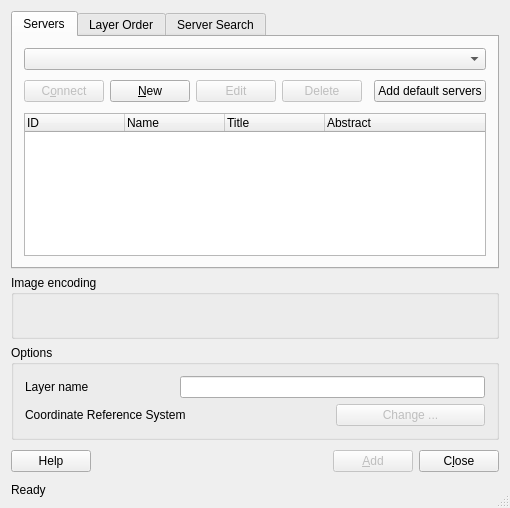
Qt form src/ui/qgswmssourceselectbase.ui (qgis/QGIS) before a commit.
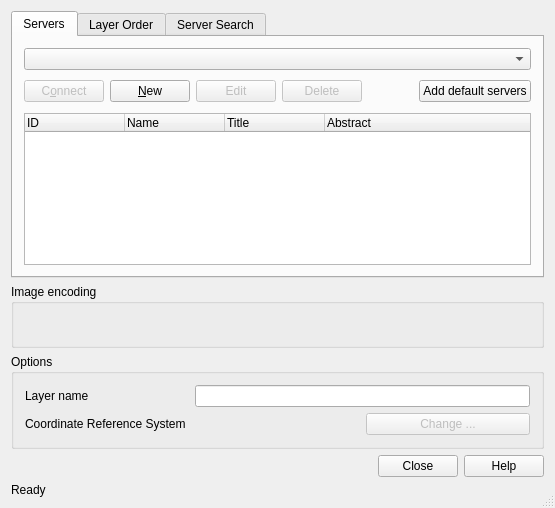
The same form after that commit. Icons and pictures are not drawn.

The edit to the form file:
```diff
--- a/src/ui/qgswmssourceselectbase.ui
+++ b/src/ui/qgswmssourceselectbase.ui
@@ -1,11 +1,11 @@
 <ui version="4.0" >
  <class>QgsWMSSourceSelectBase</class>
- <widget class="QDialog" name="QgsWMSSourceSelectBase" >
-  <property name="geometry" >
+ <widget class="QDialog" name="QgsWMSSourceSelectBase">
+  <property name="geometry">
    <rect>
     <x>0</x>
     <y>0</y>
-    <width>510</width>
+    <width>555</width>
     <height>508</height>
    </rect>
   </property>
@@ -23,10 +23,10 @@
   <property name="modal" >
    <bool>true</bool>
   </property>
-  <layout class="QGridLayout" >
-   <item row="0" column="0" colspan="4" >
-    <widget class="QTabWidget" name="tabWidget" >
-     <property name="currentIndex" >
+  <layout class="QGridLayout">
+   <item row="0" column="0" colspan="2">
+    <widget class="QTabWidget" name="tabWidget">
+     <property name="currentIndex">
       <number>0</number>
      </property>
      <widget class="QWidget" name="tab" >
@@ -249,10 +249,10 @@
      </widget>
     </widget>
    </item>
-   <item row="1" column="0" colspan="4" >
-    <widget class="QGroupBox" name="btnGrpImageEncoding" >
-     <property name="sizePolicy" >
-      <sizepolicy vsizetype="Preferred" hsizetype="Preferred" >
+   <item row="1" column="0" colspan="2">
+    <widget class="QGroupBox" name="btnGrpImageEncoding">
+     <property name="sizePolicy">
+      <sizepolicy hsizetype="Preferred" vsizetype="Preferred">
        <horstretch>0</horstretch>
        <verstretch>0</verstretch>
       </sizepolicy>
@@ -268,9 +268,9 @@
      </property>
     </widget>
    </item>
-   <item row="2" column="0" colspan="4" >
-    <widget class="QGroupBox" name="gbCRS" >
-     <property name="title" >
+   <item row="2" column="0" colspan="2">
+    <widget class="QGroupBox" name="gbCRS">
+     <property name="title">
       <string>Options</string>
      </property>
      <layout class="QGridLayout" >
@@ -304,74 +304,10 @@
      </layout>
     </widget>
    </item>
-   <item row="3" column="0" >
-    <widget class="QPushButton" name="btnHelp" >
-     <property name="enabled" >
-      <bool>true</bool>
-     </property>
-     <property name="text" >
-      <string>Help</string>
-     </property>
-     <property name="shortcut" >
-      <string>F1</string>
-     </property>
-     <property name="autoDefault" >
-      <bool>true</bool>
-     </property>
-    </widget>
-   </item>
-   <item row="3" column="1" >
-    <spacer>
-     <property name="orientation" >
-      <enum>Qt::Horizontal</enum>
-     </property>
-     <property name="sizeType" >
-      <enum>QSizePolicy::Expanding</enum>
-     </property>
-     <property name="sizeHint" >
-      <size>
-       <width>284</width>
-       <height>31</height>
-      </size>
-     </property>
-    </spacer>
-   </item>
-   <item row="3" column="2" >
-    <widget class="QPushButton" name="btnAdd" >
-     <property name="enabled" >
-      <bool>false</bool>
-     </property>
-     <property name="text" >
-      <string>&amp;Add</string>
-     </property>
-     <property name="shortcut" >
-      <string>Alt+A</string>
-     </property>
-     <property name="autoDefault" >
-      <bool>true</bool>
-     </property>
-     <property name="default" >
-      <bool>true</bool>
-     </property>
-    </widget>
-   </item>
-   <item row="3" column="3" >
-    <widget class="QPushButton" name="btnCancel" >
-     <property name="text" >
-      <string>C&amp;lose</string>
-     </property>
-     <property name="shortcut" >
-      <string>Alt+L</string>
-     </property>
-     <property name="autoDefault" >
-      <bool>true</bool>
-     </property>
-    </widget>
-   </item>
-   <item row="4" column="0" colspan="4" >
-    <widget class="QLabel" name="labelStatus" >
-     <property name="sizePolicy" >
-      <sizepolicy vsizetype="Preferred" hsizetype="Ignored" >
+   <item row="4" column="0" colspan="2">
+    <widget class="QLabel" name="labelStatus">
+     <property name="sizePolicy">
+      <sizepolicy hsizetype="Ignored" vsizetype="Preferred">
        <horstretch>0</horstretch>
        <verstretch>0</verstretch>
       </sizepolicy>
@@ -384,9 +320,16 @@
      </property>
     </widget>
    </item>
+   <item row="3" column="0" colspan="2">
+    <widget class="QDialogButtonBox" name="buttonBox">
+     <property name="standardButtons">
+      <set>QDialogButtonBox::Close|QDialogButtonBox::Help</set>
+     </property>
+    </widget>
+   </item>
   </layout>
  </widget>
- <layoutdefault spacing="6" margin="11" />
+ <layoutdefault spacing="6" margin="11"/>
  <tabstops>
   <tabstop>cmbConnections</tabstop>
   <tabstop>btnConnect</tabstop>
```
Left out of the diff: 229 changed lines with no effect on the pictures.
